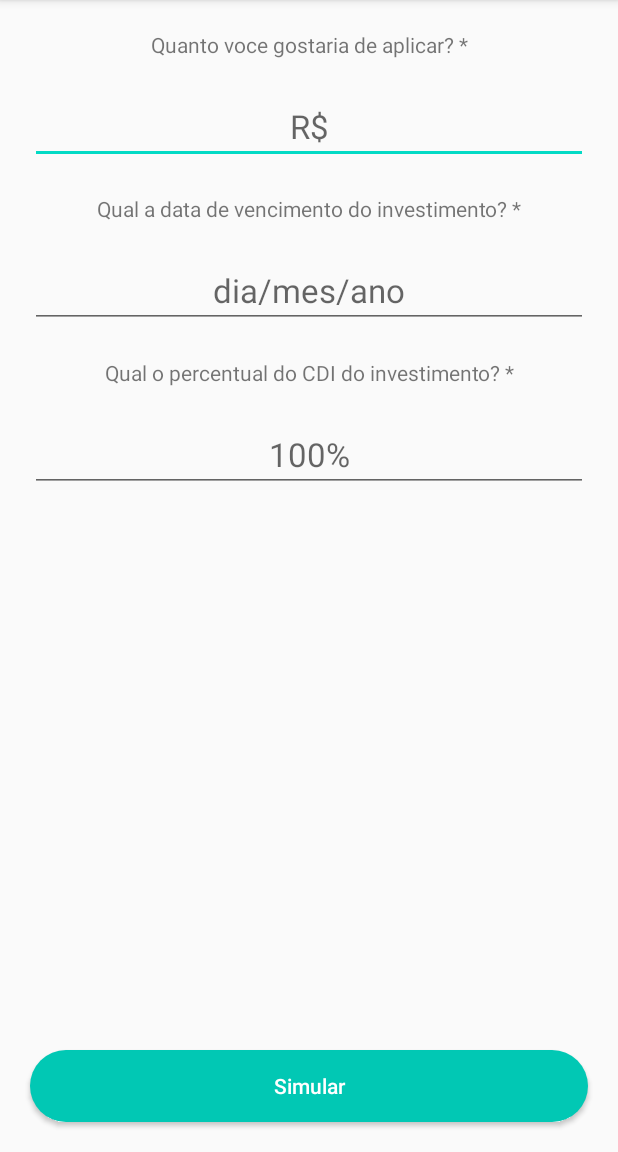
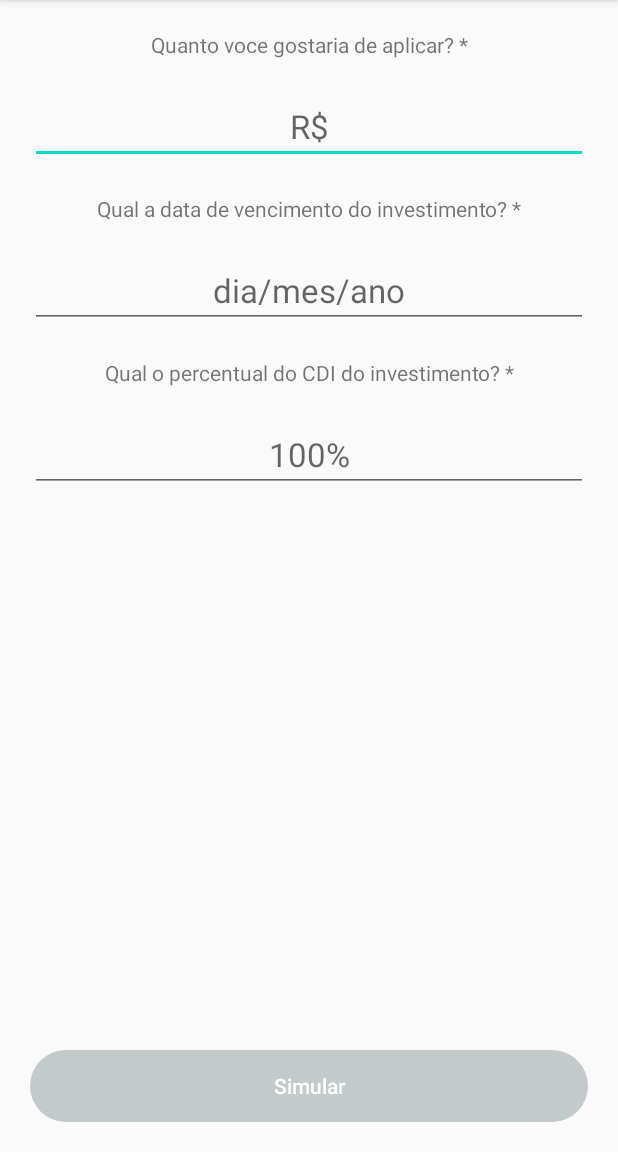
Before and after one commit to edferreira3005/desafio-easynvest, an Android app: the screen it shows after launch (MainActivity), on a phone screen of 412 x 824 dp, the part 84-1236 px from its top. Run offline under Robolectric (Android 15) with nearby library versions, the phone set to English and light mode, and no system bars; our stand-ins replace RxJava.

```diff
--- a/app/src/main/java/com/example/desafio_easynvest/screens/imputsimulator/view/FragmentInputSimulator.kt
+++ b/app/src/main/java/com/example/desafio_easynvest/screens/imputsimulator/view/FragmentInputSimulator.kt
@@ -30,9 +30,9 @@ class FragmentInputSimulator : Fragment() {
 
         viewModel = ViewModelProviders.of(this).get<ImputSimulatorViewModel>(ImputSimulatorViewModel::class.java)
 
-        etDataVencimento.addTextChangedListener(MaskEditUtil.mask(etDataVencimento, MaskEditUtil.FORMAT_DATE,false))
-        etValorAplicar.addTextChangedListener(MaskEditUtil.mask(etValorAplicar,"",true))
-        etPercentualCDI.addTextChangedListener(MaskEditUtil.mask(etPercentualCDI,MaskEditUtil.FORMAT_PORCENT,false))
+        etDataVencimento.addTextChangedListener(MaskEditUtil.mask(etDataVencimento, MaskEditUtil.FORMAT_DATE,false, etValorAplicar, etPercentualCDI, btnSimular))
+        etValorAplicar.addTextChangedListener(MaskEditUtil.mask(etValorAplicar,"",true,etDataVencimento, etPercentualCDI, btnSimular))
+        etPercentualCDI.addTextChangedListener(MaskEditUtil.mask(etPercentualCDI,MaskEditUtil.FORMAT_PORCENT,false,etValorAplicar, etDataVencimento, btnSimular))
 
         btnSimular.setOnClickListener {
             simulatorRepository.myResquest = setUpRequest()
--- a/app/src/main/java/com/example/desafio_easynvest/utils/MaskEditUtil.kt
+++ b/app/src/main/java/com/example/desafio_easynvest/utils/MaskEditUtil.kt
@@ -2,6 +2,7 @@ package com.example.desafio_easynvest.utils
 
 import android.text.Editable
 import android.text.TextWatcher
+import android.widget.Button
 import android.widget.EditText
 import java.text.NumberFormat
 
@@ -12,7 +13,7 @@ object MaskEditUtil {
     private var formated: String? = null
     private var current: String? = ""
 
-    fun mask(ediTxt: EditText, mask: String, real : Boolean): TextWatcher {
+    fun mask(ediTxt: EditText, mask: String, real : Boolean, secontadyEditTxt : EditText, terciaryEditText : EditText, btnToEnable : Button) : TextWatcher {
 
         maskEdit = ""
 
@@ -71,6 +72,8 @@ object MaskEditUtil {
                     ediTxt.setText(mascara)
                     ediTxt.setSelection(mascara.length)
                 }
+
+                btnToEnable.isEnabled = ediTxt.text.isNotEmpty() && secontadyEditTxt.text.isNotEmpty() && terciaryEditText.text.isNotEmpty()
             }
         }
     }
--- a/app/src/main/res/drawable/btn_disabled.xml
+++ b/app/src/main/res/drawable/btn_disabled.xml
@@ -2,6 +2,6 @@
 
 <shape xmlns:android="http://schemas.android.com/apk/res/android" android:shape="rectangle">
     <solid
-        android:color="@android:color/darker_gray"/>
+        android:color="@color/btn_disabled"/>
     <corners android:radius= "50dp" />
 </shape>
--- a/app/src/main/res/layout/layout_fragment_imput_simulator.xml
+++ b/app/src/main/res/layout/layout_fragment_imput_simulator.xml
@@ -111,6 +111,7 @@
         app:layout_constraintBottom_toBottomOf="parent"
         android:textAllCaps="false"
         android:text="@string/simular"
+        android:enabled="false"
         android:background="@drawable/easy_btn"
         android:textColor="@android:color/white"
         android:layout_margin="20dp"/>
@@ -120,6 +121,7 @@
         android:layout_width="wrap_content"
         android:layout_height="wrap_content"
         android:layout_margin="5dp"
+        android:visibility="gone"
         app:layout_constraintStart_toStartOf="@id/btnSimular"
         app:layout_constraintEnd_toEndOf="@id/btnSimular"
         app:layout_constraintTop_toTopOf="@id/btnSimular"
--- a/app/src/main/res/values/colors.xml
+++ b/app/src/main/res/values/colors.xml
@@ -5,5 +5,6 @@
     <color name="colorAccent">#03DAC5</color>
     <color name="btn_normal">#01C8B4</color>
     <color name="btn_click">@color/colorAccent</color>
+    <color name="btn_disabled">#C3CAC9</color>
     <color name="white">#FFFFFF</color>
 </resources>
```
Also changed, not shown: app/src/main/java/com/example/desafio_easynvest/utils/Util.kt (+6 -3 lines).
